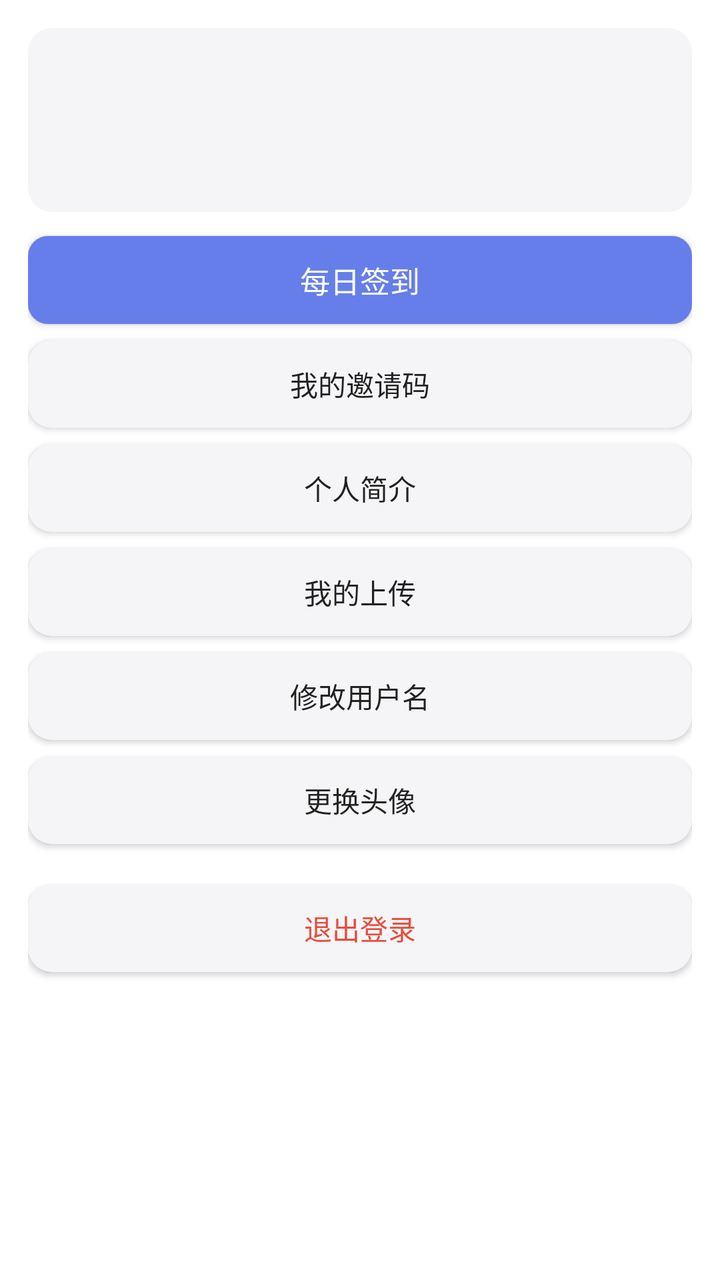
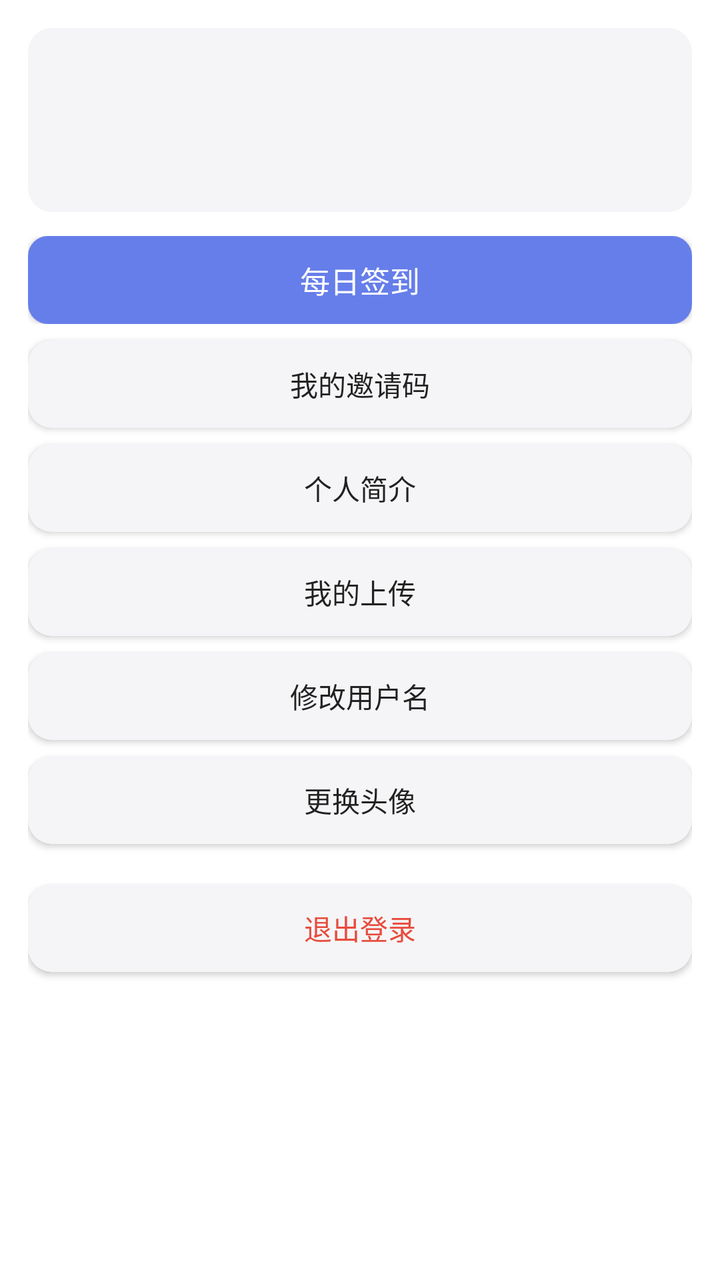

The first picture is an Android layout as it rendered before a commit; the second is the same layout after the commit. The layout source and the unified diff follow.
<!-- AndroidManifest.xml: application theme AppTheme -->
<!-- res/layout/frag_me.xml -->
<?xml version="1.0" encoding="utf-8"?>
<ScrollView xmlns:android="http://schemas.android.com/apk/res/android"
    android:layout_width="match_parent"
    android:layout_height="match_parent"
    android:background="@color/bg">

    <LinearLayout
        android:layout_width="match_parent"
        android:layout_height="wrap_content"
        android:orientation="vertical"
        android:padding="14dp">

        <LinearLayout
            android:layout_width="match_parent"
            android:layout_height="wrap_content"
            android:background="@drawable/bg_card"
            android:gravity="center_vertical"
            android:orientation="horizontal"
            android:padding="14dp">

            <ImageView
                android:id="@+id/ivAvatar"
                android:layout_width="64dp"
                android:layout_height="64dp"
                android:background="@drawable/bg_card"
                android:contentDescription="@string/tab_me"
                android:scaleType="centerCrop" />

            <LinearLayout
                android:layout_width="0dp"
                android:layout_height="wrap_content"
                android:layout_marginLeft="12dp"
                android:layout_weight="1"
                android:orientation="vertical">

                <TextView
                    android:id="@+id/tvName"
                    android:layout_width="wrap_content"
                    android:layout_height="wrap_content"
                    android:textColor="@color/text"
                    android:textSize="17sp"
                    android:textStyle="bold" />

                <TextView
                    android:id="@+id/tvBio"
                    android:layout_width="wrap_content"
                    android:layout_height="wrap_content"
                    android:layout_marginTop="3dp"
                    android:textColor="@color/text_sub"
                    android:textSize="12sp" />
            </LinearLayout>

            <TextView
                android:id="@+id/tvPts"
                android:layout_width="wrap_content"
                android:layout_height="wrap_content"
                android:textColor="@color/gold"
                android:textSize="15sp"
                android:textStyle="bold" />
        </LinearLayout>

        <Button
            android:id="@+id/btnSign"
            android:layout_width="match_parent"
            android:layout_height="44dp"
            android:layout_marginTop="12dp"
            android:background="@drawable/bg_btn"
            android:text="@string/sec_sign"
            android:textColor="@color/text_light"
            android:textSize="15sp" />

        <Button
            android:id="@+id/btnInvite"
            android:layout_width="match_parent"
            android:layout_height="44dp"
            android:layout_marginTop="8dp"
            android:background="@drawable/bg_card"
            android:text="@string/me_invite"
            android:textColor="@color/text"
            android:textSize="14sp" />

        <Button
            android:id="@+id/btnBio"
            android:layout_width="match_parent"
            android:layout_height="44dp"
            android:layout_marginTop="8dp"
            android:background="@drawable/bg_card"
            android:text="@string/me_bio"
            android:textColor="@color/text"
            android:textSize="14sp" />

        <Button
            android:id="@+id/btnUploads"
            android:layout_width="match_parent"
            android:layout_height="44dp"
            android:layout_marginTop="8dp"
            android:background="@drawable/bg_card"
            android:text="@string/me_uploads"
            android:textColor="@color/text"
            android:textSize="14sp" />

        <Button
            android:id="@+id/btnRename"
            android:layout_width="match_parent"
            android:layout_height="44dp"
            android:layout_marginTop="8dp"
            android:background="@drawable/bg_card"
            android:text="@string/me_rename"
            android:textColor="@color/text"
            android:textSize="14sp" />

        <Button
            android:id="@+id/btnAvatar"
            android:layout_width="match_parent"
            android:layout_height="44dp"
            android:layout_marginTop="8dp"
            android:background="@drawable/bg_card"
            android:text="更换头像"
            android:textColor="@color/text"
            android:textSize="14sp" />

        <Button
            android:id="@+id/btnLogout"
            android:layout_width="match_parent"
            android:layout_height="44dp"
            android:layout_marginTop="20dp"
            android:background="@drawable/bg_card"
            android:text="@string/me_logout"
            android:textColor="@color/danger"
            android:textSize="14sp" />

        <TextView
            android:id="@+id/tvVer"
            android:layout_width="match_parent"
            android:layout_height="wrap_content"
            android:layout_marginTop="16dp"
            android:gravity="center"
            android:textColor="@color/text_sub"
            android:textSize="11sp" />
    </LinearLayout>
</ScrollView>
<!-- resources referenced by this layout -->
<resources>
  <color name="bg">#FFFFFF</color>
  <color name="danger">#E74C3C</color>
  <color name="gold">#E8B923</color>
  <color name="text">#222222</color>
  <color name="text_light">#FFFFFF</color>
  <color name="text_sub">#8A8A94</color>
  <!-- drawable bg_btn (drawable) -->
  <?xml version="1.0" encoding="utf-8"?>
  <shape xmlns:android="http://schemas.android.com/apk/res/android" android:shape="rectangle">
      <solid android:color="@color/accent" />
      <corners android:radius="10dp" />
  </shape>
  <!-- drawable bg_card (drawable) -->
  <?xml version="1.0" encoding="utf-8"?>
  <shape xmlns:android="http://schemas.android.com/apk/res/android" android:shape="rectangle">
      <solid android:color="@color/bg_panel" />
      <corners android:radius="12dp" />
  </shape>
  <string name="me_bio">个人简介</string>
  <string name="me_invite">我的邀请码</string>
  <string name="me_logout">退出登录</string>
  <string name="me_rename">修改用户名</string>
  <string name="me_uploads">我的上传</string>
  <string name="sec_sign">每日签到</string>
  <string name="tab_me">我的</string>
  <style name="AppTheme" parent="@android:style/Theme.Material.Light.NoActionBar">
          <item name="android:colorPrimary">@color/primary</item>
          <item name="android:colorPrimaryDark">@color/primaryDark</item>
          <item name="android:colorAccent">@color/accent</item>
          <item name="android:windowBackground">@color/bg</item>
          <item name="android:statusBarColor">@color/primaryDark</item>
          <item name="android:windowLightStatusBar">false</item>
      </style>
  <color name="accent">#667EEA</color>
  <color name="bg_panel">#F5F5F7</color>
  <color name="primary">#2B2B40</color>
  <color name="primaryDark">#1B1B28</color>
</resources>

<!-- the commit's change to res/layout/frag_me.xml (unified diff, before → after) -->
@@ -2,7 +2,7 @@
 <ScrollView xmlns:android="http://schemas.android.com/apk/res/android"
     android:layout_width="match_parent"
     android:layout_height="match_parent"
-    android:background="@color/bg">
+    >
 
     <LinearLayout
         android:layout_width="match_parent"
@@ -59,15 +59,27 @@
                 android:textStyle="bold" />
         </LinearLayout>
 
-        <Button
-            android:id="@+id/btnSign"
+        <FrameLayout
             android:layout_width="match_parent"
             android:layout_height="44dp"
-            android:layout_marginTop="12dp"
-            android:background="@drawable/bg_btn"
-            android:text="@string/sec_sign"
-            android:textColor="@color/text_light"
-            android:textSize="15sp" />
+            android:layout_marginTop="12dp">
+
+            <Button
+                android:id="@+id/btnSign"
+                android:layout_width="match_parent"
+                android:layout_height="44dp"
+                android:background="@drawable/bg_btn"
+                android:text="@string/sec_sign"
+                android:textColor="@color/text_light"
+                android:textSize="15sp" />
+
+            <ProgressBar
+                android:id="@+id/pbSign"
+                android:layout_width="30dp"
+                android:layout_height="30dp"
+                android:layout_gravity="center"
+                android:visibility="gone" />
+        </FrameLayout>
 
         <Button
             android:id="@+id/btnInvite"
